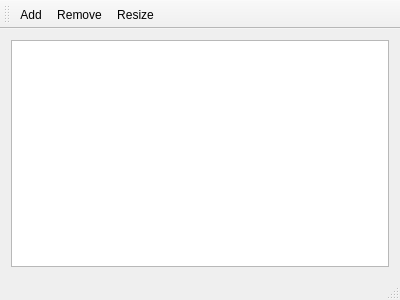
Qt form mainwindow.ui (localghost/imgconv) before a commit.
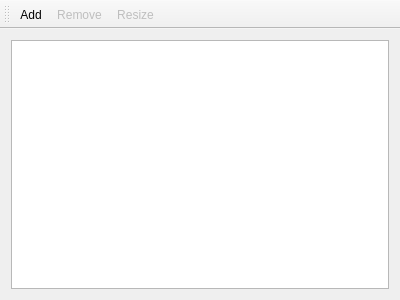
The same form after that commit.

Diff of the .ui file:
```diff
--- a/mainwindow.ui
+++ b/mainwindow.ui
@@ -35,8 +35,10 @@
    <addaction name="actionRemove"/>
    <addaction name="actionResize"/>
   </widget>
-  <widget class="QStatusBar" name="statusBar"/>
   <action name="actionResize">
+   <property name="enabled">
+    <bool>false</bool>
+   </property>
    <property name="text">
     <string>Resize</string>
    </property>
@@ -50,6 +52,9 @@
    </property>
   </action>
   <action name="actionRemove">
+   <property name="enabled">
+    <bool>false</bool>
+   </property>
    <property name="text">
     <string>Remove</string>
    </property>
```
Left out of the diff: 2 changed lines with no effect on the pictures.
